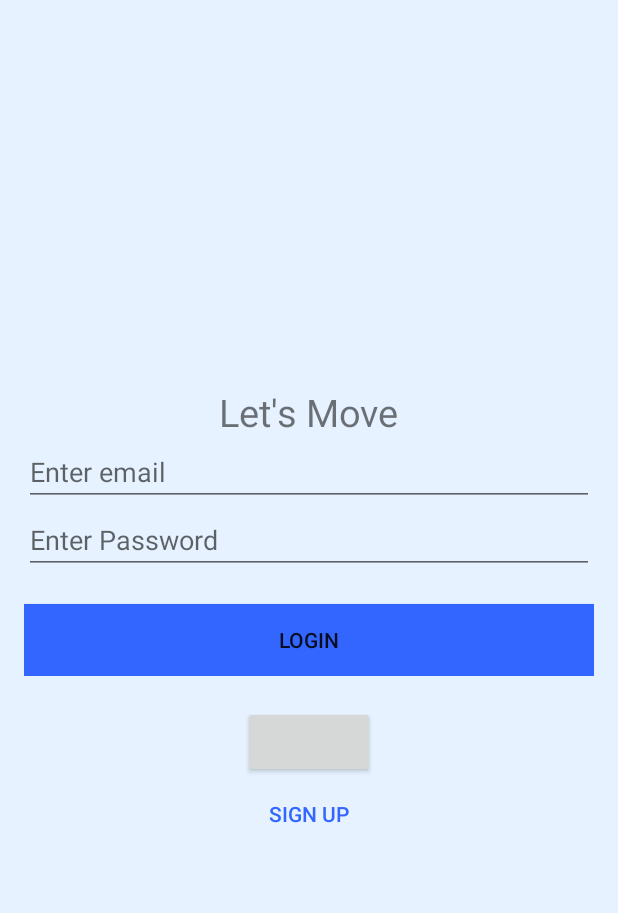
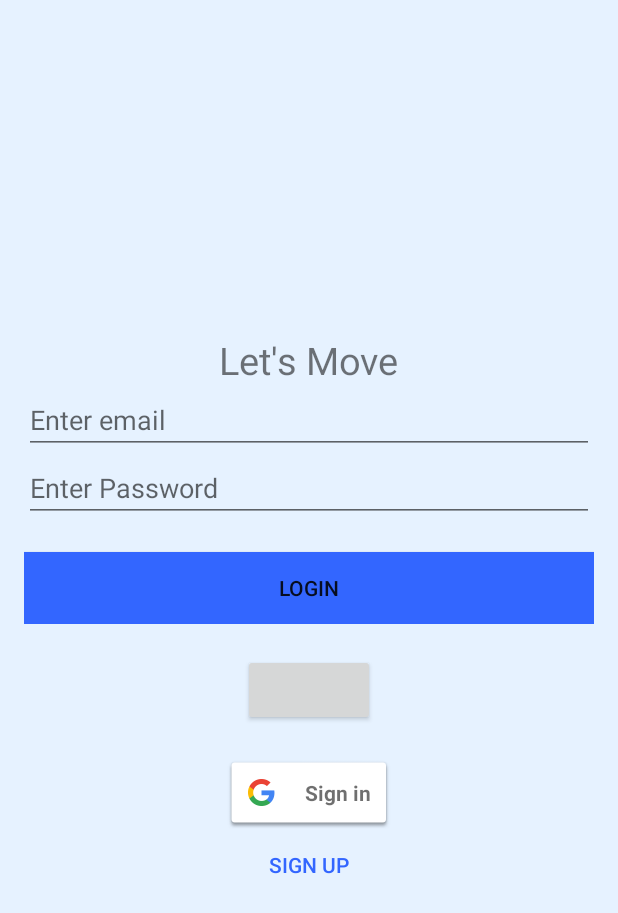
Before and after one commit to sachinpatel2193/LETSMOVE_NEW, an Android app: the layout activity_user_login.xml on its own in the app's theme, with its tools: preview values and no code run, on a phone screen of 412 x 824 dp. Shown: the top 913 px of the screen. Run offline under Robolectric (Android 15) with nearby library versions, the phone set to English and light mode, and no system bars; plain views replace LoginButton.

Commit message:
Google Login Works

```diff
--- a/LetsMove 2/app/build.gradle
+++ b/LetsMove 2/app/build.gradle
@@ -1,4 +1,5 @@
 apply plugin: 'com.android.application'
+
 
 android {
     useLibrary 'org.apache.http.legacy'
@@ -29,6 +30,7 @@ android {
 }
 
 dependencies {
+    compile 'com.google.android.gms:play-services-auth:9.8.0'
     compile('org.apache.httpcomponents:httpmime:4.3.6') {
         exclude module: 'httpclient'
     }
@@ -47,3 +49,4 @@ dependencies {
     testCompile 'junit:junit:4.12'
 
 }
+apply plugin: 'com.google.gms.google-services'
--- a/LetsMove 2/app/src/main/java/com/example/ankitrajput/letsmove/DB.java
+++ b/LetsMove 2/app/src/main/java/com/example/ankitrajput/letsmove/DB.java
@@ -72,6 +72,8 @@ public class DB {
     }
 
     ///////////////////////////////////send_user_signup_data_to_database_ends//////////////////////////////////////////
+
+    ///////////////////////////////////////send_new_post_data_to_database /////////////////////////////////////////////
 
     public static void user_new_post(String post_title, String type_transport, String approx_weight, String from_address, String desti_address, String amount, String pic_name, String selected_date, String user_email) {
         HttpClient httpClient = new DefaultHttpClient();
--- a/LetsMove 2/app/src/main/res/layout/activity_user_login.xml
+++ b/LetsMove 2/app/src/main/res/layout/activity_user_login.xml
@@ -95,6 +95,17 @@
     </LinearLayout>
 
     <LinearLayout
+        android:layout_width="wrap_content"
+        android:layout_height="fill_parent">
+        <com.google.android.gms.common.SignInButton
+            android:id="@+id/sign_in_button"
+            android:layout_width="wrap_content"
+            android:layout_height="wrap_content"
+            android:layout_marginTop="20dp"
+            android:layout_centerInParent="true" />
+    </LinearLayout>
+
+    <LinearLayout
         android:id="@+id/ll3"
         android:layout_width="match_parent"
         android:layout_height="match_parent"
--- a/LetsMove 2/build.gradle
+++ b/LetsMove 2/build.gradle
@@ -9,6 +9,7 @@ buildscript {
     dependencies {
 
         classpath 'com.android.tools.build:gradle:2.2.2'
+        classpath 'com.google.gms:google-services:3.0.0'
 
 
         // NOTE: Do not place your application dependencies here; they belong
```
Also changed, not shown: LetsMove 2/app/src/main/java/com/example/ankitrajput/letsmove/UserHome.java (+22 -0 lines), LetsMove 2/app/src/main/java/com/example/ankitrajput/letsmove/UserLogin.java (+100 -18 lines), 1 other file.
